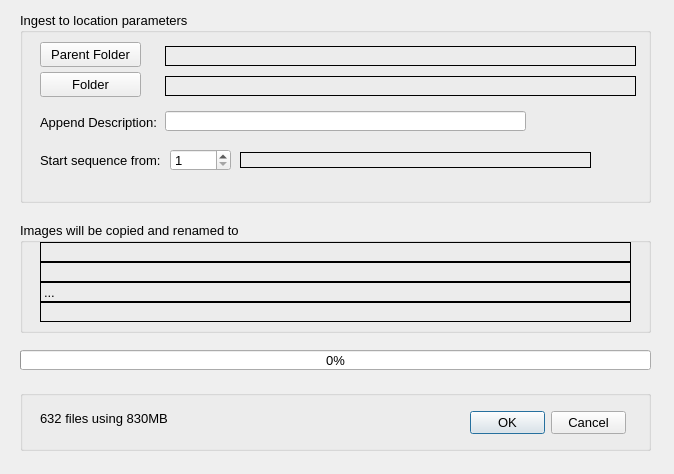
Qt form copypickdlg.ui (towhee/Winnow64) before a commit.
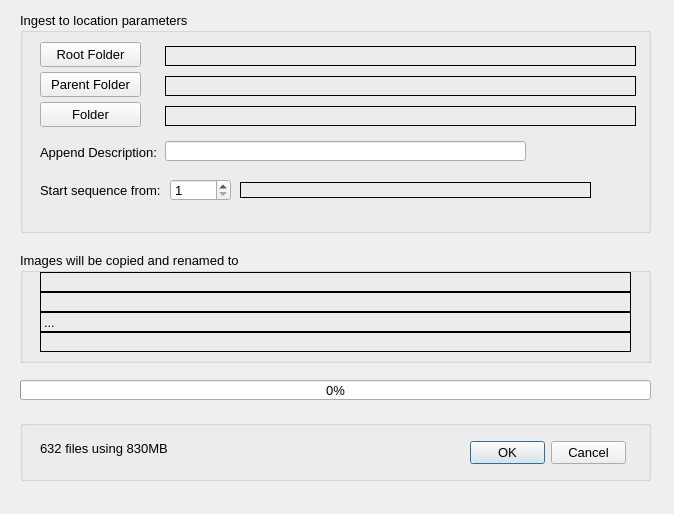
The same form after that commit.

The edit to the form file:
```diff
--- a/copypickdlg.ui
+++ b/copypickdlg.ui
@@ -7,7 +7,7 @@
     <x>0</x>
     <y>0</y>
     <width>674</width>
-    <height>474</height>
+    <height>514</height>
    </rect>
   </property>
   <property name="sizePolicy">
@@ -26,7 +26,7 @@
    <property name="geometry">
     <rect>
      <x>20</x>
-     <y>222</y>
+     <y>252</y>
      <width>631</width>
      <height>111</height>
     </rect>
@@ -284,7 +284,7 @@
      <x>20</x>
      <y>12</y>
      <width>631</width>
-     <height>191</height>
+     <height>221</height>
     </rect>
    </property>
    <property name="minimumSize">
@@ -305,7 +305,7 @@
     <property name="geometry">
      <rect>
       <x>20</x>
-      <y>30</y>
+      <y>60</y>
       <width>101</width>
       <height>25</height>
      </rect>
@@ -337,7 +337,7 @@
     <property name="geometry">
      <rect>
       <x>145</x>
-      <y>99</y>
+      <y>129</y>
       <width>361</width>
       <height>20</height>
      </rect>
@@ -355,7 +355,7 @@
     <property name="geometry">
      <rect>
       <x>20</x>
-      <y>100</y>
+      <y>130</y>
       <width>121</width>
       <height>20</height>
      </rect>
@@ -376,7 +376,7 @@
     <property name="geometry">
      <rect>
       <x>20</x>
-      <y>140</y>
+      <y>170</y>
       <width>121</width>
       <height>16</height>
      </rect>
@@ -394,7 +394,7 @@
     <property name="geometry">
      <rect>
       <x>150</x>
-      <y>137</y>
+      <y>167</y>
       <width>61</width>
       <height>22</height>
      </rect>
@@ -418,7 +418,7 @@
     <property name="geometry">
      <rect>
       <x>145</x>
-      <y>34</y>
+      <y>64</y>
       <width>471</width>
       <height>20</height>
      </rect>
@@ -442,7 +442,7 @@
     <property name="geometry">
      <rect>
       <x>20</x>
-      <y>60</y>
+      <y>90</y>
       <width>101</width>
       <height>25</height>
      </rect>
@@ -474,7 +474,7 @@
     <property name="geometry">
      <rect>
       <x>145</x>
-      <y>64</y>
+      <y>94</y>
       <width>471</width>
       <height>20</height>
      </rect>
@@ -495,7 +495,7 @@
     <property name="geometry">
      <rect>
       <x>220</x>
-      <y>140</y>
+      <y>170</y>
       <width>351</width>
       <height>16</height>
      </rect>
@@ -507,12 +507,68 @@
      <string/>
     </property>
    </widget>
+   <widget class="QPushButton" name="selectRoottFolderBtn">
+    <property name="geometry">
+     <rect>
+      <x>20</x>
+      <y>30</y>
+      <width>101</width>
+      <height>25</height>
+     </rect>
+    </property>
+    <property name="font">
+     <font>
+      <pointsize>10</pointsize>
+      <weight>50</weight>
+      <bold>false</bold>
+     </font>
+    </property>
+    <property name="toolTip">
+     <string>&lt;html&gt;&lt;head/&gt;&lt;body&gt;&lt;p&gt;Select the &lt;span style=&quot; font-weight:600;&quot;&gt;root folder&lt;/span&gt; where your images reside. A new folder will be created in this root folder. The new folder will have the format YYYY-MM-DD_Description.&lt;/p&gt;&lt;p&gt;NOTE: If the image folder has been selected (Folder Button) then that will override the root folder selection.&lt;/p&gt;&lt;p&gt;How the file path is built:&lt;/p&gt;&lt;p&gt;&lt;span style=&quot; color:#fc0107;&quot;&gt;Root Folder&lt;/span&gt; + &lt;span style=&quot; color:#197a17;&quot;&gt;Folder Base &lt;/span&gt;+ &lt;span style=&quot; color:#fd8008;&quot;&gt;Folder Description&lt;/span&gt; + &lt;span style=&quot; color:#0000ff;&quot;&gt;File Base&lt;/span&gt; + &lt;span style=&quot; color:#fc02ff;&quot;&gt;Sequence&lt;/span&gt; + &lt;span style=&quot; color:#996633;&quot;&gt;Suffix&lt;/span&gt;&lt;/p&gt;&lt;p&gt;&lt;span style=&quot; color:#197a17;&quot;&gt;Folder Base&lt;/span&gt; and &lt;span style=&quot; color:#0000ff;&quot;&gt;File Base&lt;/span&gt; = YYYY-MM-DD&lt;/p&gt;&lt;p&gt;Example:&lt;/p&gt;&lt;p&gt;&lt;span style=&quot; color:#fc0107;&quot;&gt;//user/username/pictures/2017-10/&lt;/span&gt;&lt;span style=&quot; color:#197a17;&quot;&gt;2017-10-18&lt;/span&gt;&lt;span style=&quot; color:#fd8008;&quot;&gt;_Paris&lt;/span&gt;/&lt;span style=&quot; color:#0000ff;&quot;&gt;2017-10-18&lt;/span&gt;&lt;span style=&quot; color:#fc02ff;&quot;&gt;_0001&lt;/span&gt;&lt;span style=&quot; color:#996633;&quot;&gt;.cr2&lt;/span&gt;&lt;/p&gt;&lt;/body&gt;&lt;/html&gt;</string>
+    </property>
+    <property name="text">
+     <string>Root Folder</string>
+    </property>
+    <property name="autoDefault">
+     <bool>false</bool>
+    </property>
+    <property name="default">
+     <bool>false</bool>
+    </property>
+    <property name="flat">
+     <bool>false</bool>
+    </property>
+   </widget>
+   <widget class="QLabel" name="rootFolderLabel">
+    <property name="geometry">
+     <rect>
+      <x>145</x>
+      <y>34</y>
+      <width>471</width>
+      <height>20</height>
+     </rect>
+    </property>
+    <property name="font">
+     <font>
+      <pointsize>10</pointsize>
+     </font>
+    </property>
+    <property name="toolTip">
+     <string>&lt;html&gt;&lt;head/&gt;&lt;body&gt;&lt;p&gt;Select the &lt;span style=&quot; font-weight:600;&quot;&gt;root folder&lt;/span&gt; where your images reside. A new folder will be created in this root folder. The new folder will have the format YYYY-MM-DD_Description.&lt;/p&gt;&lt;p&gt;NOTE: If the image folder has been selected (Folder Button) then that will override the root folder selection.&lt;/p&gt;&lt;p&gt;How the file path is built:&lt;/p&gt;&lt;p&gt;&lt;span style=&quot; color:#fc0107;&quot;&gt;Root Folder&lt;/span&gt; + &lt;span style=&quot; color:#197a17;&quot;&gt;Folder Base &lt;/span&gt;+ &lt;span style=&quot; color:#fd8008;&quot;&gt;Folder Description&lt;/span&gt; + &lt;span style=&quot; color:#0000ff;&quot;&gt;File Base&lt;/span&gt; + &lt;span style=&quot; color:#fc02ff;&quot;&gt;Sequence&lt;/span&gt; + &lt;span style=&quot; color:#996633;&quot;&gt;Suffix&lt;/span&gt;&lt;/p&gt;&lt;p&gt;&lt;span style=&quot; color:#197a17;&quot;&gt;Folder Base&lt;/span&gt; and &lt;span style=&quot; color:#0000ff;&quot;&gt;File Base&lt;/span&gt; = YYYY-MM-DD&lt;/p&gt;&lt;p&gt;Example:&lt;/p&gt;&lt;p&gt;&lt;span style=&quot; color:#fc0107;&quot;&gt;//user/username/pictures/2017-10/&lt;/span&gt;&lt;span style=&quot; color:#197a17;&quot;&gt;2017-10-18&lt;/span&gt;&lt;span style=&quot; color:#fd8008;&quot;&gt;_Paris&lt;/span&gt;/&lt;span style=&quot; color:#0000ff;&quot;&gt;2017-10-18&lt;/span&gt;&lt;span style=&quot; color:#fc02ff;&quot;&gt;_0001&lt;/span&gt;&lt;span style=&quot; color:#996633;&quot;&gt;.cr2&lt;/span&gt;&lt;/p&gt;&lt;/body&gt;&lt;/html&gt;</string>
+    </property>
+    <property name="frameShape">
+     <enum>QFrame::Box</enum>
+    </property>
+    <property name="text">
+     <string/>
+    </property>
+   </widget>
   </widget>
   <widget class="QGroupBox" name="groupBox_3">
    <property name="geometry">
     <rect>
      <x>20</x>
-     <y>390</y>
+     <y>420</y>
      <width>631</width>
      <height>61</height>
     </rect>
@@ -571,7 +627,7 @@
    <property name="geometry">
     <rect>
      <x>20</x>
-     <y>350</y>
+     <y>380</y>
      <width>631</width>
      <height>20</height>
     </rect>
```
